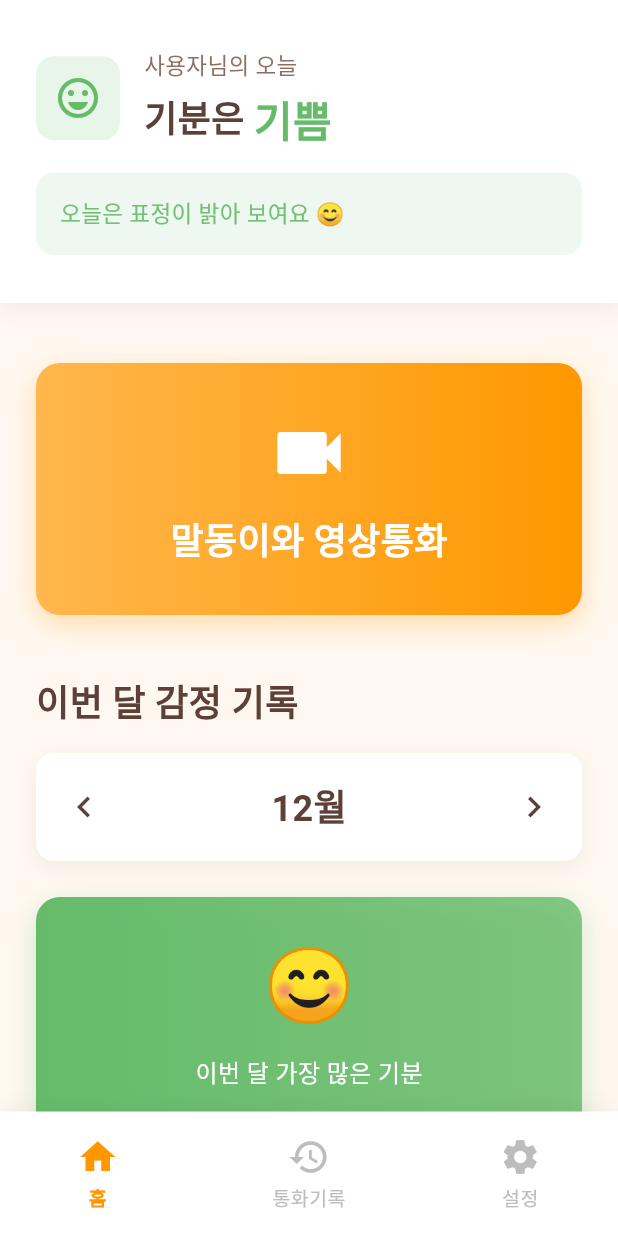
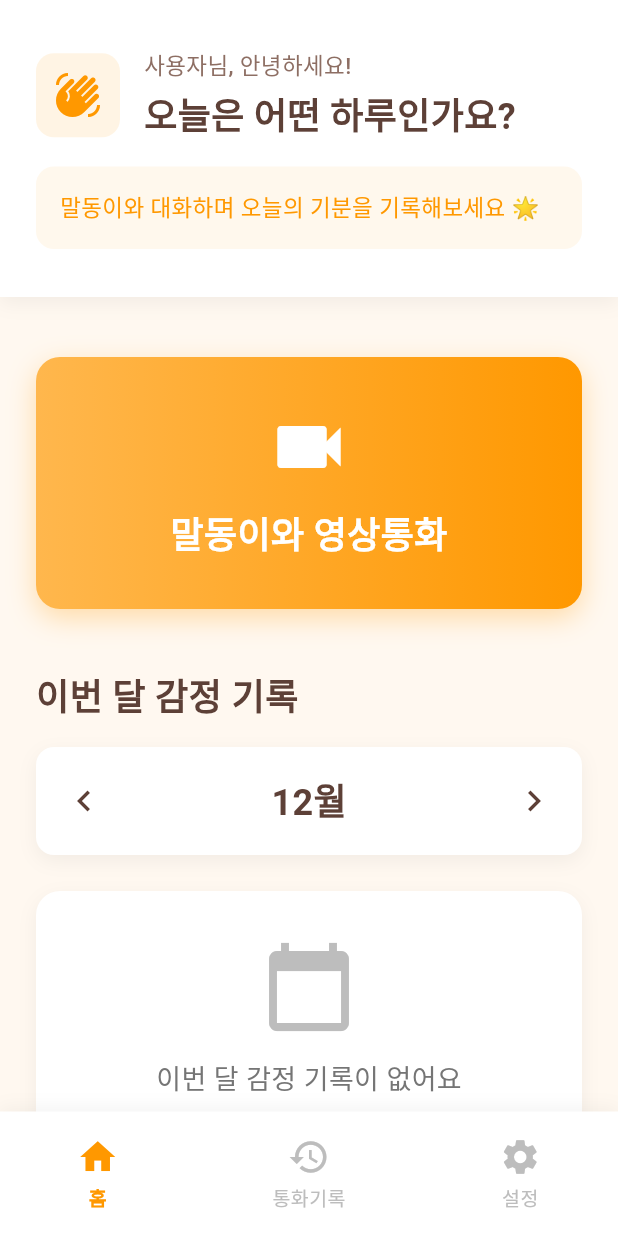
Before and after one commit to seoyun211/AI_emotion, a Flutter app: the HomeScreen screen opened directly, on a phone screen of 412 x 824 dp. Run offline on Flutter 3.47's test engine with Material 3 defaults, Android fonts, the phone set to English and light mode, and no system bars; our stand-ins replace audioplayers, camera, dio, permission_handler, shared_preferences; missing offline and left inert: model_viewer_plus, record; accounts and stored records are empty.

Commit message:
감정매핑 수정 +  감정분석 디비 연결 완료

```diff
--- a/flutter_application/lib/screens/home_screen.dart
+++ b/flutter_application/lib/screens/home_screen.dart
@@ -27,32 +27,19 @@ class HomeScreen extends StatefulWidget {
 }
 
 class _HomeScreenState extends State<HomeScreen> {
-  String currentEmotion = '기쁨';
-  String emotionLevel = '긍정';
+  String? currentEmotion; // null이면 오늘 감정 기록 없음
   String userName = '사용자';
   int _selectedIndex = 0;
   bool _isLoading = true;
   int selectedMonth = DateTime.now().month;
+  int selectedYear = DateTime.now().year;
 
-  // ✅ 로그인 정보 저장
+  // 로그인 정보 저장
   int? _userId;
   String? _accessToken;
 
-  // 월별 감정 데이터
-  final Map<int, EmotionData> monthlyData = {
-    1: EmotionData(positive: 12, normal: 8, negative: 6, serious: 5),
-    2: EmotionData(positive: 15, normal: 7, negative: 4, serious: 2),
-    3: EmotionData(positive: 18, normal: 6, negative: 4, serious: 3),
-    4: EmotionData(positive: 20, normal: 5, negative: 3, serious: 2),
-    5: EmotionData(positive: 16, normal: 8, negative: 4, serious: 2),
-    6: EmotionData(positive: 14, normal: 9, negative: 5, serious: 2),
-    7: EmotionData(positive: 17, normal: 7, negative: 4, serious: 2),
-    8: EmotionData(positive: 19, normal: 6, negative: 3, serious: 2),
-    9: EmotionData(positive: 15, normal: 8, negative: 5, serious: 2),
-    10: EmotionData(positive: 13, normal: 10, negative: 5, serious: 2),
-    11: EmotionData(positive: 16, normal: 8, negative: 4, serious: 2),
-    12: EmotionData(positive: 18, normal: 7, negative: 3, serious: 2),
-  };
+  // 월별 감정 데이터 (DB에서 가져옴)
+  Map<String, EmotionData> monthlyData = {};
 
   @override
   void initState() {
@@ -72,45 +59,21 @@ class _HomeScreenState extends State<HomeScreen> {
         throw Exception('로그인 정보가 없습니다');
       }
 
-      // ✅ 로그인 정보 저장
       setState(() {
         _userId = userId;
         _accessToken = token;
         userName = username ?? '사용자';
       });
 
-      // 2. 최근 감정 목록 가져오기 (limit=1로 가장 최근 것만)
-      final emotionUrl = Uri.parse('$baseUrl/api/v1/emotions/$userId/list?limit=1');
-      final emotionResponse = await http.get(
-        emotionUrl,
-        headers: {
-          'Content-Type': 'application/json',
-          'Authorization': 'Bearer $token',
-        },
-      );
+      // 최근 감정과 월별 통계를 병렬로 로드
+      await Future.wait([
+        _loadLatestEmotion(userId, token),
+        _loadMonthlyStats(userId, token, selectedYear, selectedMonth),
+      ]);
 
-      if (emotionResponse.statusCode == 200) {
-        final data = jsonDecode(emotionResponse.body);
-        final emotions = data['emotions'] as List;
-
-        if (emotions.isNotEmpty) {
-          final latestEmotion = emotions[0];
-
-          setState(() {
-            currentEmotion = latestEmotion['emotion'] ?? '기쁨';
-            emotionLevel = _getEmotionLevelFromEmotion(currentEmotion);
-            _isLoading = false;
-          });
-        } else {
       setState(() {
         _isLoading = false;
       });
-        }
-      } else {
-        setState(() {
-          _isLoading = false;
-        });
-      }
     } catch (e) {
       print('데이터 로드 오류: $e');
       setState(() {
@@ -119,21 +82,101 @@ class _HomeScreenState extends State<HomeScreen> {
     }
   }
 
-  // 감정 이름으로 감정 레벨 추론
-  String _getEmotionLevelFromEmotion(String emotion) {
-    // 감정 매핑: 기쁨:0 당황:1 분노:2 불안:3 상처:4 슬픔:5 중립:6 역겨움:7 공포:8 놀람:9
+  // 최근 감정 로드
+  Future<void> _loadLatestEmotion(int userId, String token) async {
+    try {
+      final url = Uri.parse('$baseUrl/api/v1/emotions/$userId/latest');
+      final response = await http.get(
+        url,
+        headers: {
+          'Content-Type': 'application/json',
+          'Authorization': 'Bearer $token',
+        },
+      );
 
-    if (emotion == '기쁨' || emotion == '놀람') {
-      return '긍정';
-    } else if (emotion == '중립' || emotion == '당황') {
-      return '보통';
-    } else if (emotion == '불안' || emotion == '상처' || emotion == '슬픔') {
-      return '부정';
-    } else if (emotion == '분노' || emotion == '역겨움' || emotion == '공포') {
-      return '심각';
+      if (response.statusCode == 200) {
+        final data = jsonDecode(response.body);
+
+        // emotion이 null이거나 비어있으면 오늘 감정 기록 없음
+        if (data['emotion'] != null && data['emotion'].toString().isNotEmpty) {
+          setState(() {
+            currentEmotion = data['emotion'];
+          });
         } else {
-      return '보통';
+          setState(() {
+            currentEmotion = null; // 감정 기록 없음
+          });
         }
+      } else {
+        setState(() {
+          currentEmotion = null;
+        });
+      }
+    } catch (e) {
+      print('최근 감정 로드 오류: $e');
+      setState(() {
+        currentEmotion = null;
+      });
+    }
+  }
+
+  // 월별 감정 통계 로드
+  Future<void> _loadMonthlyStats(int userId, String token, int year, int month) async {
+    try {
+      final url = Uri.parse(
+        '$baseUrl/api/v1/emotions/$userId/monthly-stats?year=$year&month=$month'
+      );
+
+      final response = await http.get(
+        url,
+        headers: {
+          'Content-Type': 'application/json',
+          'Authorization': 'Bearer $token',
+        },
+      );
+
+      if (response.statusCode == 200) {
+        final data = jsonDecode(response.body);
+
+        final emotionData = EmotionData(
+          joy: data['joy'] ?? 0,
+          anger: data['anger'] ?? 0,
+          anxiety: data['anxiety'] ?? 0,
+          sadness: data['sadness'] ?? 0,
+        );
+
+        setState(() {
+          monthlyData['$year-$month'] = emotionData;
+        });
+      }
+    } catch (e) {
+      print('월별 통계 로드 오류: $e');
+      // 오류 발생 시 빈 데이터로 초기화
+      setState(() {
+        monthlyData['$year-$month'] = EmotionData(
+          joy: 0,
+          anger: 0,
+          anxiety: 0,
+          sadness: 0,
+        );
+      });
+    }
+  }
+
+  // 월 변경 시 데이터 다시 로드
+  Future<void> _onMonthChanged(int newMonth) async {
+    setState(() {
+      selectedMonth = newMonth;
+      _isLoading = true;
+    });
+
+    if (_userId != null && _accessToken != null) {
+      await _loadMonthlyStats(_userId!, _accessToken!, selectedYear, selectedMonth);
+    }
+
+    setState(() {
+      _isLoading = false;
+    });
   }
 
   @override
@@ -149,7 +192,8 @@ class _HomeScreenState extends State<HomeScreen> {
       );
     }
 
-    final currentData = monthlyData[selectedMonth]!;
+    final currentData = monthlyData['$selectedYear-$selectedMonth'] ??
+      EmotionData(joy: 0, anger: 0, anxiety: 0, sadness: 0);
     final total = currentData.total;
 
     return Scaffold(
@@ -168,11 +212,8 @@ class _HomeScreenState extends State<HomeScreen> {
                       padding: const EdgeInsets.symmetric(horizontal: 24.0),
                       child: Column(
                         children: [
-                          // 말동이와 영상통화 버튼
                           _buildChatButton(),
                           const SizedBox(height: 40),
-
-                          // 감정 기록 섹션
                           _buildEmotionRecordSection(currentData, total),
                         ],
                       ),
@@ -190,6 +231,88 @@ class _HomeScreenState extends State<HomeScreen> {
   }
 
   Widget _buildEmotionBanner() {
+    // 오늘 감정 기록이 없는 경우
+    if (currentEmotion == null) {
+      return Container(
+        width: double.infinity,
+        padding: const EdgeInsets.symmetric(horizontal: 24, vertical: 32),
+        decoration: BoxDecoration(
+          color: Colors.white,
+          boxShadow: [
+            BoxShadow(
+              color: Colors.black.withOpacity(0.05),
+              blurRadius: 10,
+              offset: const Offset(0, 4),
+            ),
+          ],
+        ),
+        child: Column(
+          crossAxisAlignment: CrossAxisAlignment.start,
+          children: [
+            Row(
+              children: [
+                Container(
+                  padding: const EdgeInsets.all(12),
+                  decoration: BoxDecoration(
+                    color: const Color(0xFFFFB74D).withOpacity(0.15),
+                    borderRadius: BorderRadius.circular(12),
+                  ),
+                  child: const Icon(
+                    Icons.waving_hand,
+                    size: 32,
+                    color: Color(0xFFFF9800),
+                  ),
+                ),
+                const SizedBox(width: 16),
+                Expanded(
+                  child: Column(
+                    crossAxisAlignment: CrossAxisAlignment.start,
+                    children: [
+                      Text(
+                        '$userName님, 안녕하세요!',
+                        style: const TextStyle(
+                          fontSize: 15,
+                          color: Color(0xFF8D6E63),
+                          fontWeight: FontWeight.w500,
+                        ),
+                      ),
+                      const SizedBox(height: 4),
+                      const Text(
+                        '오늘은 어떤 하루인가요?',
+                        style: TextStyle(
+                          fontSize: 24,
+                          color: Color(0xFF5D4037),
+                          fontWeight: FontWeight.w600,
+                        ),
+                      ),
+                    ],
+                  ),
+                ),
+              ],
+            ),
+            const SizedBox(height: 16),
+            Container(
+              width: double.infinity,
+              padding: const EdgeInsets.all(16),
+              decoration: BoxDecoration(
+                color: const Color(0xFFFFB74D).withOpacity(0.1),
+                borderRadius: BorderRadius.circular(12),
+              ),
+              child: const Text(
+                '말동이와 대화하며 오늘의 기분을 기록해보세요 🌟',
+                style: TextStyle(
+                  fontSize: 15,
+                  color: Color(0xFFFF9800),
+                  fontWeight: FontWeight.w500,
+                ),
+              ),
+            ),
+          ],
+        ),
+      );
+    }
+
+    // 감정 기록이 있는 경우 (기존 코드)
     Color emotionColor = _getEmotionColor();
     String comment = _getEmotionComment();
 
@@ -249,7 +372,7 @@ class _HomeScreenState extends State<HomeScreen> {
                         ),
                         Flexible(
                           child: Text(
-                            currentEmotion,
+                            currentEmotion!,
                             style: TextStyle(
                               fontSize: 28,
                               color: emotionColor,
@@ -290,7 +413,6 @@ class _HomeScreenState extends State<HomeScreen> {
   Widget _buildChatButton() {
     return GestureDetector(
       onTap: () {
-        // ✅ userId와 accessToken이 있을 때만 이동
         if (_userId != null && _accessToken != null) {
           Navigator.push(
             context,
@@ -301,13 +423,12 @@ class _HomeScreenState extends State<HomeScreen> {
                   _loadUserData();
                 },
                 avatar: MaldongAvatar(url: customAvatarUrl),
-                userId: _userId!,  // ✅ 추가
-                accessToken: _accessToken!,  // ✅ 추가
+                userId: _userId!,
+                accessToken: _accessToken!,
               ),
             ),
           );
         } else {
-          // 로그인 정보가 없는 경우
           ScaffoldMessenger.of(context).showSnackBar(
             const SnackBar(
               content: Text('로그인 정보를 불러오는 중입니다...'),
@@ -371,26 +492,67 @@ class _HomeScreenState extends State<HomeScreen> {
         ),
         const SizedBox(height: 16),
 
-        // 월 선택
         _buildMonthSelector(),
         const SizedBox(height: 24),
 
-        // 가장 많은 감정
+        // 데이터가 없을 경우 메시지 표시
+        if (total == 0)
+          Container(
+            width: double.infinity,
+            padding: const EdgeInsets.all(32),
+            decoration: BoxDecoration(
+              color: Colors.white,
+              borderRadius: BorderRadius.circular(16),
+              boxShadow: [
+                BoxShadow(
+                  color: Colors.black.withOpacity(0.05),
+                  blurRadius: 10,
+                  offset: const Offset(0, 4),
+                ),
+              ],
+            ),
+            child: Column(
+              children: const [
+                Icon(
+                  Icons.calendar_today,
+                  size: 64,
+                  color: Color(0xFFBDBDBD),
+                ),
+                SizedBox(height: 16),
+                Text(
+                  '이번 달 감정 기록이 없어요',
+                  style: TextStyle(
+                    fontSize: 18,
+                    color: Color(0xFF757575),
+                    fontWeight: FontWeight.w500,
+                  ),
+                ),
+                SizedBox(height: 8),
+                Text(
+                  '말동이와 대화를 시작해보세요!',
+                  style: TextStyle(
+                    fontSize: 14,
+                    color: Color(0xFF9E9E9E),
+                  ),
+                ),
+              ],
+            ),
+          )
+        else ...[
           _buildTopEmotion(currentData),
           const SizedBox(height: 24),
-
-        // 감정 카드들
-        _buildEmotionCard('긍정', currentData.positive, total,
+          _buildEmotionCard('기쁨', currentData.joy, total,
             const Color(0xFF66BB6A), '😊'),
           const SizedBox(height: 12),
-        _buildEmotionCard('보통', currentData.normal, total,
-          const Color(0xFFFFB74D), '😐'),
+          _buildEmotionCard('분노', currentData.anger, total,
+            const Color(0xFFEF5350), '😡'),
           const SizedBox(height: 12),
-        _buildEmotionCard('부정', currentData.negative, total,
-          const Color(0xFF64B5F6), '😕'),
+          _buildEmotionCard('불안', currentData.anxiety, total,
+            const Color(0xFF64B5F6), '😟'),
           const SizedBox(height: 12),
-        _buildEmotionCard('심각', currentData.serious, total,
-          const Color(0xFFEF5350), '😢'),
+          _buildEmotionCard('슬픔', currentData.sadness, total,
+            const Color(0xFF9575CD), '😢'),
+        ],
       ],
     );
   }
@@ -413,9 +575,8 @@ class _HomeScreenState extends State<HomeScreen> {
         children: [
           IconButton(
             onPressed: () {
-              setState(() {
-                selectedMonth = selectedMonth > 1 ? selectedMonth - 1 : 12;
-              });
+              int newMonth = selectedMonth > 1 ? selectedMonth - 1 : 12;
+              _onMonthChanged(newMonth);
             },
             icon: const Icon(Icons.chevron_left, color: Color(0xFF5D4037), size: 28),
           ),
@@ -433,9 +594,8 @@ class _HomeScreenState extends State<HomeScreen> {
           ),
           IconButton(
             onPressed: () {
-              setState(() {
-                selectedMonth = selectedMonth < 12 ? selectedMonth + 1 : 1;
-              });
+              int newMonth = selectedMonth < 12 ? selectedMonth + 1 : 1;
+              _onMonthChanged(newMonth);
             },
             icon: const Icon(Icons.chevron_right, color: Color(0xFF5D4037), size: 28),
           ),
@@ -450,29 +610,21 @@ class _HomeScreenState extends State<HomeScreen> {
     Color topColor;
     String emoji;
 
-    if (data.positive >= data.normal &&
-        data.positive >= data.negative &&
-        data.positive >= data.serious) {
-      topEmotion = '긍정';
-      topCount = data.positive;
-      topColor = const Color(0xFF66BB6A);
-      emoji = '😊';
-    } else if (data.normal >= data.negative && data.normal >= data.serious) {
-      topEmotion = '보통';
-      topCount = data.normal;
-      topColor = const Color(0xFFFFB74D);
-      emoji = '😐';
-    } else if (data.negative >= data.serious) {
-      topEmotion = '부정';
-      topCount = data.negative;
-      topColor = const Color(0xFF64B5F6);
-      emoji = '😕';
-    } else {
-      topEmotion = '심각';
-      topCount = data.serious;
-      topColor = const Color(0xFFEF5350);
-      emoji = '😢';
-    }
+    // 4개 감정 중 가장 많은 것 찾기
+    final emotions = [
+      {'name': '기쁨', 'count': data.joy, 'color': const Color(0xFF66BB6A), 'emoji': '😊'},
+      {'name': '분노', 'count': data.anger, 'color': const Color(0xFFEF5350), 'emoji': '😡'},
+      {'name': '불안', 'count': data.anxiety, 'color': const Color(0xFF64B5F6), 'emoji': '😟'},
+      {'name': '슬픔', 'count': data.sadness, 'color': const Color(0xFF9575CD), 'emoji': '😢'},
+    ];
+
+    emotions.sort((a, b) => (b['count'] as int).compareTo(a['count'] as int));
+
+    final top = emotions.first;
+    topEmotion = top['name'] as String;
+    topCount = top['count'] as int;
+    topColor = top['color'] as Color;
+    emoji = top['emoji'] as String;
 
     return Container(
       width: double.infinity,
@@ -626,7 +778,6 @@ class _HomeScreenState extends State<HomeScreen> {
             label: '통화기록',
             isSelected: _selectedIndex == 1,
             onTap: () {
-              // ✅ userId와 accessToken이 있을 때만 이동
               if (_userId != null && _accessToken != null) {
                 setState(() => _selectedIndex = 1);
                 Navigator.push(
@@ -638,11 +789,9 @@ class _HomeScreenState extends State<HomeScreen> {
                     ),
                   ),
                 ).then((_) {
-                  // 돌아왔을 때 홈 탭으로 리셋
                   setState(() => _selectedIndex = 0);
                 });
               } else {
-                // 로그인 정보가 없는 경우
                 ScaffoldMessenger.of(context).showSnackBar(
                   const SnackBar(
                     content: Text('로그인 정보를 불러오는 중입니다...'),
@@ -667,7 +816,6 @@ class _HomeScreenState extends State<HomeScreen> {
                   ),
                 ),
               ).then((_) {
-                // 돌아왔을 때 홈 탭으로 리셋
                 setState(() => _selectedIndex = 0);
               });
             },
@@ -708,44 +856,52 @@ class _HomeScreenState extends State<HomeScreen> {
   }
 
   IconData _getEmotionIcon() {
-    switch (emotionLevel) {
-      case '긍정':
+    if (currentEmotion == null) return Icons.waving_hand;
+
+    switch (currentEmotion) {
+      case '기쁨':
         return Icons.sentiment_very_satisfied;
-      case '보통':
-        return Icons.sentiment_satisfied;
-      case '부정':
+      case '분노':
+        return Icons.sentiment_very_dissatisfied;
+      case '불안':
         return Icons.sentiment_dissatisfied;
-      case '심각':
-        return Icons.sentiment_very_dissatisfied;
+      case '슬픔':
+        return Icons.sentiment_dissatisfied;
       default:
         return Icons.sentiment_neutral;
     }
   }
 
   Color _getEmotionColor() {
-    switch (emotionLevel) {
-      case '긍정':
+    if (currentEmotion == null) return const Color(0xFFFF9800);
+
+    switch (currentEmotion) {
+      case '기쁨':
         return const Color(0xFF66BB6A);
-      case '보통':
-        return const Color(0xFFFFB74D);
-      case '부정':
+      case '분노':
+        return const Color(0xFFEF5350);
+      case '불안':
         return const Color(0xFF64B5F6);
-      case '심각':
-        return const Color(0xFFEF5350);
+      case '슬픔':
+        return const Color(0xFF9575CD);
       default:
         return Colors.grey;
     }
   }
 
   String _getEmotionComment() {
-    switch (emotionLevel) {
-      case '긍정':
+    if (currentEmotion == null) {
+      return '말동이와 대화하며 오늘의 기분을 기록해보세요 🌟';
+    }
+
+    switch (currentEmotion) {
+      case '기쁨':
         return '오늘은 표정이 밝아 보여요 😊';
-      case '보통':
-        return '평온한 하루를 보내고 계시네요';
-      case '부정':
-        return '조금 힘든 하루인가요? 말동이가 함께할게요';
-      case '심각':
+      case '분노':
+        return '화가 나는 일이 있으셨나요? 말동이가 들어드릴게요';
+      case '불안':
+        return '조금 불안하신가요? 말동이와 함께 이야기해요';
+      case '슬픔':
         return '많이 힘드시죠? 언제든 이야기 나눠요';
       default:
         return '오늘 하루는 어떠셨나요?';
@@ -754,17 +910,17 @@ class _HomeScreenState extends State<HomeScreen> {
 }
 
 class EmotionData {
-  final int positive;
-  final int normal;
-  final int negative;
-  final int serious;
+  final int joy;
+  final int anger;
+  final int anxiety;
+  final int sadness;
 
   EmotionData({
-    required this.positive,
-    required this.normal,
-    required this.negative,
-    required this.serious,
+    required this.joy,
+    required this.anger,
+    required this.anxiety,
+    required this.sadness,
   });
 
-  int get total => positive + normal + negative + serious;
+  int get total => joy + anger + anxiety + sadness;
 }
```
Also changed, not shown: flutter_application/lib/screens/settings_screen.dart (+16 -13 lines). Lines whose indentation alone changed are shown as unchanged.
